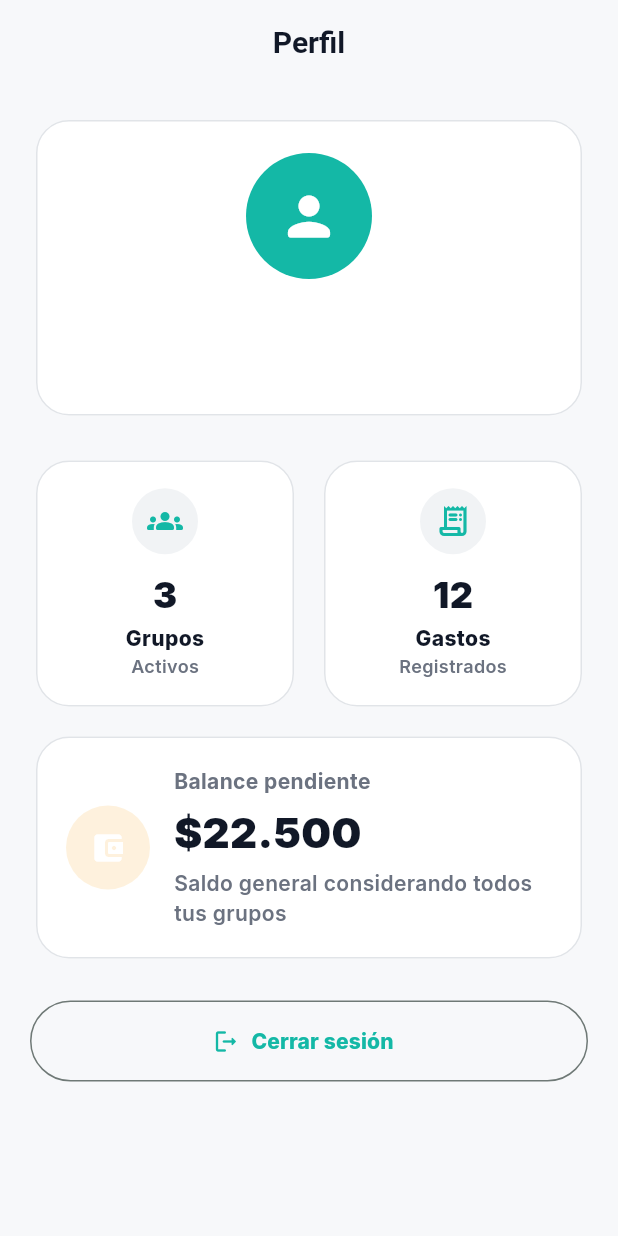
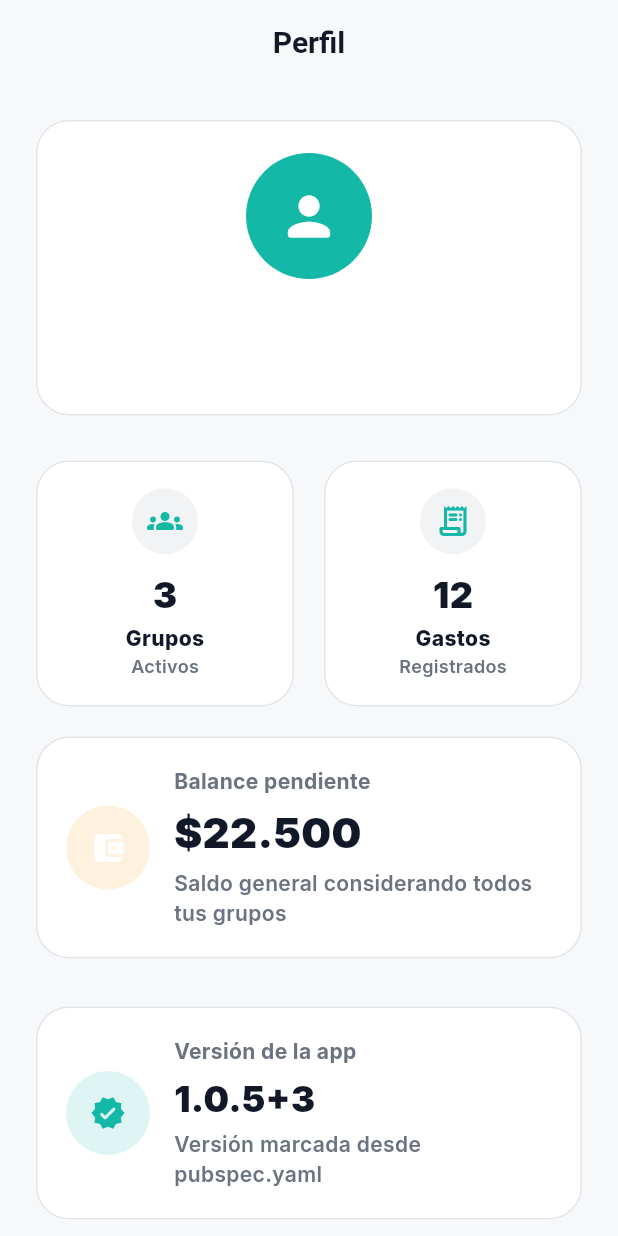
Before and after one commit to aagv2004/teampay-app, a Flutter app: the ProfileScreen screen opened directly, on a phone screen of 412 x 824 dp. Run offline on Flutter 3.47's test engine with Material 3 defaults, Android fonts, the phone set to English and light mode, and no system bars; our stand-ins replace cloud_firestore, firebase_auth, firebase_core, google_fonts, package_info_plus; accounts and stored records are empty.

Commit message:
chore: mark TeamPay v1.0.5 stable

```diff
--- a/lib/features/profile/screens/profile_screen.dart
+++ b/lib/features/profile/screens/profile_screen.dart
@@ -1,5 +1,6 @@
 import 'package:firebase_auth/firebase_auth.dart';
 import 'package:flutter/material.dart';
+import 'package:package_info_plus/package_info_plus.dart';
 import '../../../core/constants/app_colors.dart';
 
 /// Pantalla de perfil del usuario autenticado.
@@ -17,6 +18,8 @@ class ProfileScreen extends StatelessWidget {
           const _ProfileHeader(),
           const SizedBox(height: 22),
           const _ProfileBentoStats(),
+          const SizedBox(height: 24),
+          const _AppVersionCard(),
           const SizedBox(height: 24),
 
           SizedBox(
@@ -56,6 +59,85 @@ class ProfileScreen extends StatelessWidget {
           ),
         ],
       ),
+    );
+  }
+}
+
+/// Tarjeta que muestra la version instalada de la app.
+class _AppVersionCard extends StatelessWidget {
+  const _AppVersionCard();
+
+  static final Future<PackageInfo> _packageInfoFuture =
+      PackageInfo.fromPlatform();
+
+  @override
+  Widget build(BuildContext context) {
+    return FutureBuilder<PackageInfo>(
+      future: _packageInfoFuture,
+      builder: (context, snapshot) {
+        final hasError = snapshot.hasError;
+
+        final versionText = hasError
+            ? 'Versión no disponible'
+            : snapshot.data == null
+            ? 'Cargando versión...'
+            : '${snapshot.data!.version}+${snapshot.data!.buildNumber}';
+
+        final subtitleText = hasError
+            ? 'No se pudo leer la metadata del build'
+            : snapshot.data == null
+            ? 'Leyendo la metadata del build'
+            : 'Versión marcada desde pubspec.yaml';
+
+        return Card(
+          child: Padding(
+            padding: const EdgeInsets.all(20),
+            child: Row(
+              children: [
+                CircleAvatar(
+                  radius: 28,
+                  backgroundColor: AppColors.primary.withValues(alpha: 0.14),
+                  child: const Icon(
+                    Icons.verified_rounded,
+                    color: AppColors.primary,
+                  ),
+                ),
+                const SizedBox(width: 16),
+                Expanded(
+                  child: Column(
+                    crossAxisAlignment: CrossAxisAlignment.start,
+                    children: [
+                      Text(
+                        'Versión de la app',
+                        style: const TextStyle(
+                          color: AppColors.textSecondary,
+                          fontWeight: FontWeight.w700,
+                        ),
+                      ),
+                      const SizedBox(height: 4),
+                      Text(
+                        versionText,
+                        style: const TextStyle(
+                          fontSize: 24,
+                          fontWeight: FontWeight.w900,
+                        ),
+                      ),
+                      const SizedBox(height: 4),
+                      Text(
+                        subtitleText,
+                        style: const TextStyle(
+                          color: AppColors.textSecondary,
+                          fontWeight: FontWeight.w600,
+                        ),
+                      ),
+                    ],
+                  ),
+                ),
+              ],
+            ),
+          ),
+        );
+      },
     );
   }
 }
--- a/pubspec.yaml
+++ b/pubspec.yaml
@@ -16,7 +16,7 @@ publish_to: 'none' # Remove this line if you wish to publish to pub.dev
 # https://developer.apple.com/library/archive/documentation/General/Reference/InfoPlistKeyReference/Articles/CoreFoundationKeys.html
 # In Windows, build-name is used as the major, minor, and patch parts
 # of the product and file versions while build-number is used as the build suffix.
-version: 1.0.0+1
+version: 1.0.5+3
 
 environment:
   sdk: ^3.12.0
@@ -30,6 +30,7 @@ environment:
 dependencies:
   google_fonts: ^6.2.1
   intl: ^0.20.2
+  package_info_plus: ^10.1.0
   provider: ^6.1.5
   flutter:
     sdk: flutter
```
Also changed, not shown: pubspec.lock, 1 other file.
